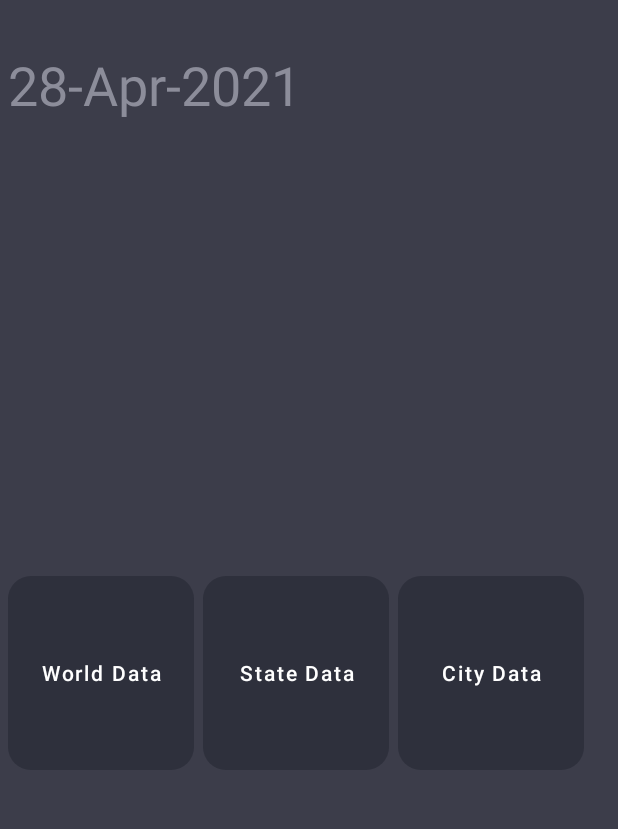
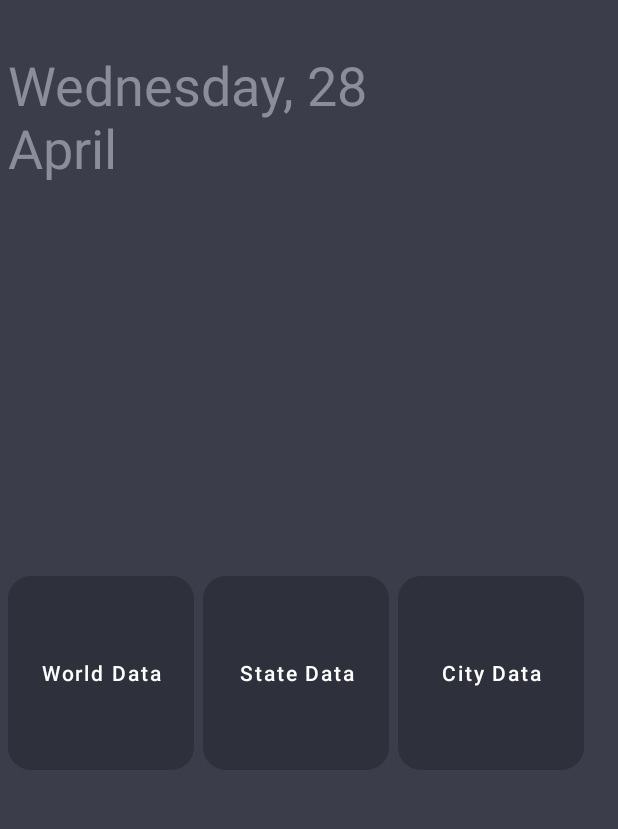
Before and after one commit to SunnyTamang/CovidTracker, an Android app: the screen it shows after launch (MainActivity), on a phone screen of 412 x 824 dp, the part 217-1046 px from its top. Run offline under Robolectric (Android 15) with nearby library versions, the phone set to English and light mode, and no system bars.

Commit message:
date_format corrected

```diff
--- a/app/src/main/java/com/example/covidtracker/FirstFrag.java
+++ b/app/src/main/java/com/example/covidtracker/FirstFrag.java
@@ -1,5 +1,5 @@
 package com.example.covidtracker;
-
+import android.text.format.DateFormat;
 import android.os.Bundle;
 
 import androidx.fragment.app.Fragment;
@@ -12,7 +12,7 @@ import android.view.ViewGroup;
 import android.widget.Button;
 import android.widget.TextView;
 
-import java.text.DateFormat;
+//import java.text.DateFormat;
 import java.text.SimpleDateFormat;
 import java.util.Calendar;
 import java.util.Date;
@@ -52,19 +52,19 @@ public class FirstFrag extends Fragment {
 
 
 
-//                Date date = new Date();
-//        String dayOfTheWeek = (String) DateFormat.format("EEEE", date); // Thursday
-//        String day          = (String) DateFormat.format("dd",   date); // 20
-//        String monthString  = (String) DateFormat.format("MMMM",  date); // Jun
-//        TextView textView=view.findViewById(R.id.datetext);
-//        textView.setText(dayOfTheWeek + ", " + day + "\n" + monthString);
+        Date date = new Date();
+        String dayOfTheWeek = (String) DateFormat.format("EEEE", date); // Thursday
+        String day          = (String) DateFormat.format("dd",   date); // 20
+        String monthString  = (String) DateFormat.format("MMMM",  date); // Jun
+        //textView.setText(dayOfTheWeek);
+        textView.setText(dayOfTheWeek + ", " + day + "\n" + monthString);
 
-        Date c = Calendar.getInstance().getTime();
-        System.out.println("Current time => " + c);
-        SimpleDateFormat df = new SimpleDateFormat("dd-MMM-yyyy", Locale.getDefault());
-        String formattedDate = df.format(c);
-
-        textView.setText(formattedDate);
+//        Date c = Calendar.getInstance().getTime();
+//        System.out.println("Current time => " + c);
+//        SimpleDateFormat df = new SimpleDateFormat("dd-MMM-yyyy", Locale.getDefault());
+//        String formattedDate = df.format(c);
+//
+//        textView.setText(formattedDate);
         return view;
     }
 
--- a/app/src/main/java/com/example/covidtracker/MainActivity.java
+++ b/app/src/main/java/com/example/covidtracker/MainActivity.java
@@ -20,6 +20,7 @@ public class MainActivity extends AppCompatActivity {
 //        String day          = (String) DateFormat.format("dd",   date); // 20
 //        String monthString  = (String) DateFormat.format("MMMM",  date); // Jun
 //        TextView textView=findViewById(R.id.datetext);
+//        textView.setText(dayOfTheWeek);
 //        textView.setText(dayOfTheWeek + ", " + day + "\n" + monthString);
 
         NavHostFragment navHostFragment = (NavHostFragment) getSupportFragmentManager().findFragmentById(R.id.fragment_container);
```
